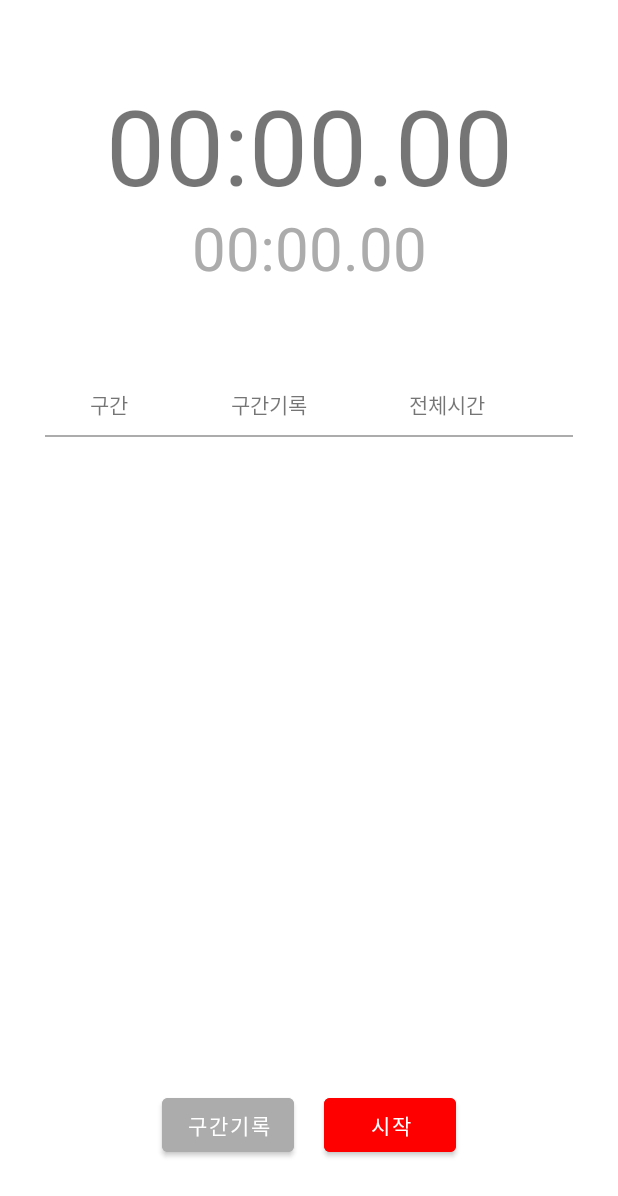
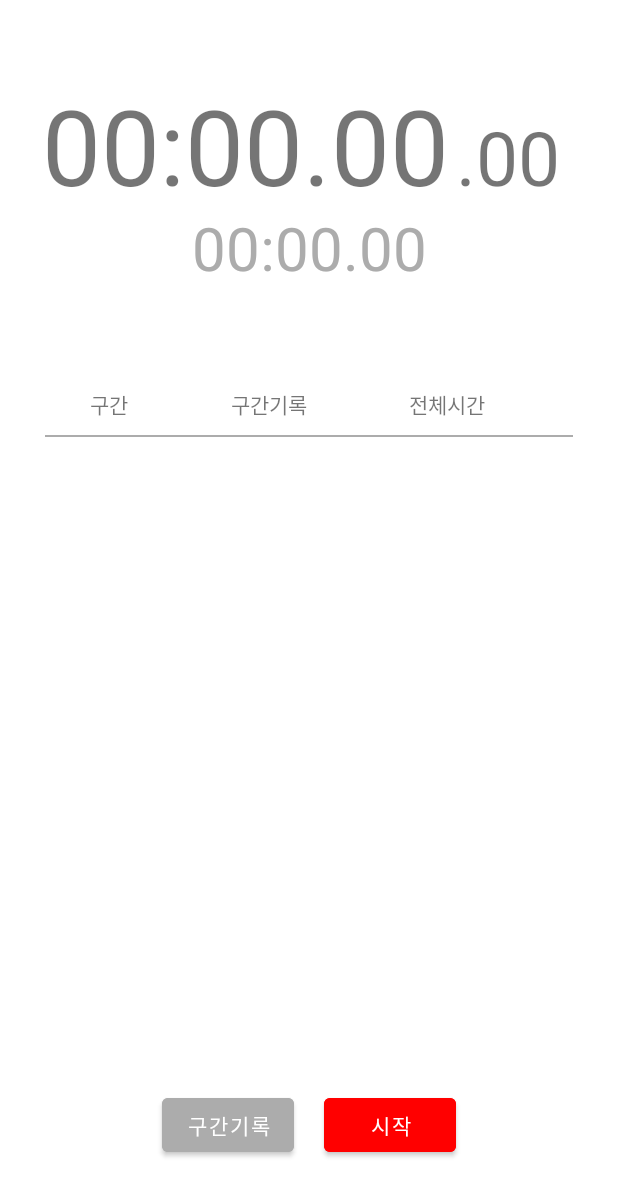
Before and after one commit to cureasher/StopWatch, an Android app: the layout activity_stopwatch.xml on its own in the app's theme, with its tools: preview values and no code run, on a phone screen of 412 x 824 dp. Shown: the top 1196 px of the screen. Run offline under Robolectric (Android 15) with nearby library versions, the phone set to English and light mode, and no system bars.

Commit message:
feat: Layout Update And RecyclerView Item ADD

```diff
--- a/app/src/main/res/layout/activity_stopwatch.xml
+++ b/app/src/main/res/layout/activity_stopwatch.xml
@@ -25,7 +25,7 @@
             android:textSize="70sp"
             app:layout_constraintBaseline_toBaselineOf="@+id/allTimeMinuteTV"
             app:layout_constraintEnd_toStartOf="@+id/allTimeMinuteTV"
-            app:layout_constraintHorizontal_bias="0.5"
+            app:layout_constraintHorizontal_bias="0.2"
             app:layout_constraintHorizontal_chainStyle="packed"
             app:layout_constraintStart_toStartOf="parent" />
 
@@ -51,6 +51,17 @@
             app:layout_constraintEnd_toEndOf="parent"
             app:layout_constraintHorizontal_bias="0.5"
             app:layout_constraintStart_toEndOf="@+id/allTimeMinuteTV" />
+
+        <TextView
+            android:id="@+id/allTimeMilliSecondTV"
+            android:layout_width="wrap_content"
+            android:layout_height="wrap_content"
+            android:text=".00"
+            android:textSize="50sp"
+            app:layout_constraintBaseline_toBaselineOf="@+id/allTimeSecondTV"
+            app:layout_constraintEnd_toEndOf="parent"
+            app:layout_constraintHorizontal_bias="0.1"
+            app:layout_constraintStart_toEndOf="@+id/allTimeSecondTV" />
     </androidx.constraintlayout.widget.ConstraintLayout>
 
     <androidx.constraintlayout.widget.ConstraintLayout
@@ -164,39 +175,13 @@
             android:layout_marginVertical="10dp"
             android:background="@color/gray" />
 
-        <ScrollView
+        <androidx.recyclerview.widget.RecyclerView
+            android:id="@+id/stopWatchRV"
             android:layout_width="match_parent"
-            android:layout_height="match_parent">
+            android:layout_height="0dp"
+            android:layout_weight="1" />
+    </LinearLayout>
 
-            <LinearLayout
-                android:layout_width="match_parent"
-                android:layout_height="match_parent"
-                android:orientation="horizontal"
-                android:weightSum="6">
-
-                <LinearLayout
-                    android:id="@+id/lapLayout"
-                    android:layout_width="0dp"
-                    android:layout_height="wrap_content"
-                    android:layout_weight="1.5"
-                    android:orientation="vertical" />
-
-                <LinearLayout
-                    android:id="@+id/recordValueLayout"
-                    android:layout_width="0dp"
-                    android:layout_height="wrap_content"
-                    android:layout_weight="2"
-                    android:orientation="vertical" />
-
-                <LinearLayout
-                    android:id="@+id/allTimeLayout"
-                    android:layout_width="0dp"
-                    android:layout_height="wrap_content"
-                    android:layout_weight="2.5"
-                    android:orientation="vertical" />
-            </LinearLayout>
-        </ScrollView>
-    </LinearLayout>
     <Button
         android:id="@+id/recordBT"
         android:layout_width="wrap_content"
```
Also changed, not shown: app/src/main/res/layout/record_item.xml (added, +35 -0 lines).
